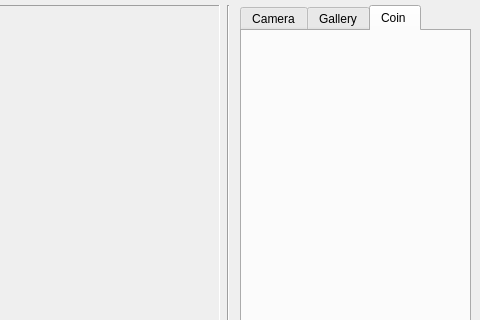
Qt form core/designer/pyqt6_designer/d_ImageCollector.ui (LazyPhilosopher/CNN-Coin-Recognizer) before a commit; both pictures show x 390 to 870 and y 0 to 320 of the 870 by 630 pixel window.
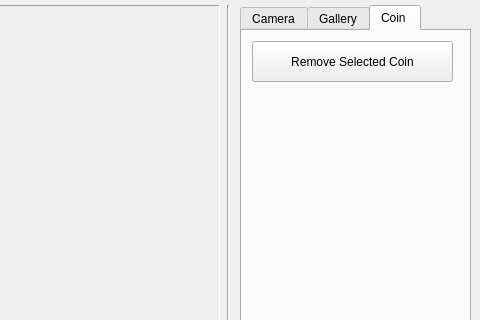
The same form after that commit. The open tabs and pages were chosen to show the change.

Commit message: add basic coin creation and deletion functionality

Patch:
```diff
--- a/core/designer/pyqt6_designer/d_ImageCollector.ui
+++ b/core/designer/pyqt6_designer/d_ImageCollector.ui
@@ -505,6 +505,19 @@
      <attribute name="title">
       <string>Coin </string>
      </attribute>
+     <widget class="QPushButton" name="remove_coin_button">
+      <property name="geometry">
+       <rect>
+        <x>10</x>
+        <y>10</y>
+        <width>201</width>
+        <height>41</height>
+       </rect>
+      </property>
+      <property name="text">
+       <string>Remove Selected Coin</string>
+      </property>
+     </widget>
     </widget>
    </widget>
    <widget class="QComboBox" name="coin_catalog_year_dropbox">
```
The commit also changes 7 other files.
